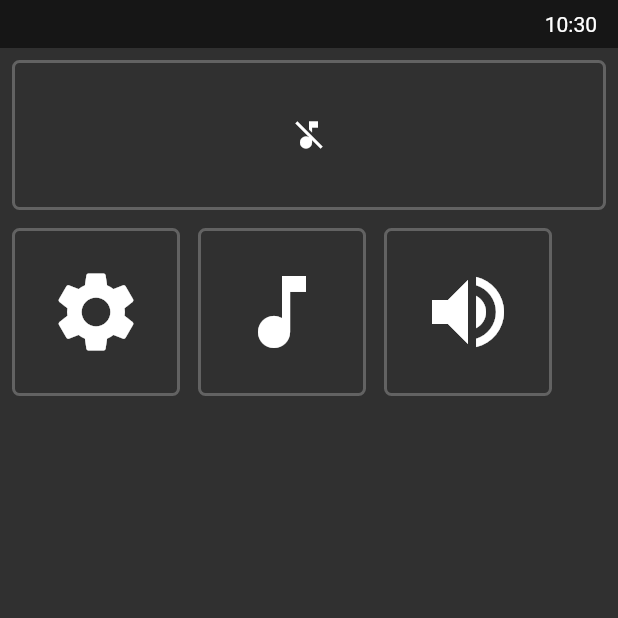
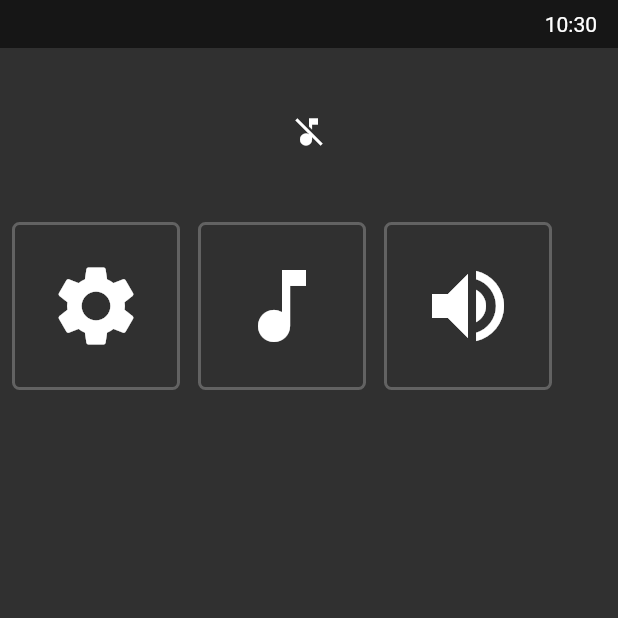
Before and after one commit to opencarstereo/mars, a Flutter app: the screen it shows after launch, on a phone screen of 412 x 824 dp, the top half of it. Run offline on Flutter 3.47's test engine with Material 2 defaults, Android fonts, the phone set to English and light mode, and no system bars; our stand-ins replace args, flutter_riverpod, logger; missing offline and left inert: bluez, dbus.

Commit message:
Removed border from player widget

```diff
--- a/lib/widgets/player.dart
+++ b/lib/widgets/player.dart
@@ -11,15 +11,8 @@ class PlayerWidget extends ConsumerWidget {
     final theme = Theme.of(context);
     final player = ref.watch(playerProvider).value;
 
-    return Container(
+    return Padding(
       padding: const EdgeInsets.all(24.0),
-      decoration: BoxDecoration(
-        borderRadius: BorderRadius.circular(5.0),
-        border: Border.all(
-          color: Colors.white24,
-          width: 2.0,
-        ),
-      ),
       child: player == null
           ? const Center(
               child: Padding(
```
